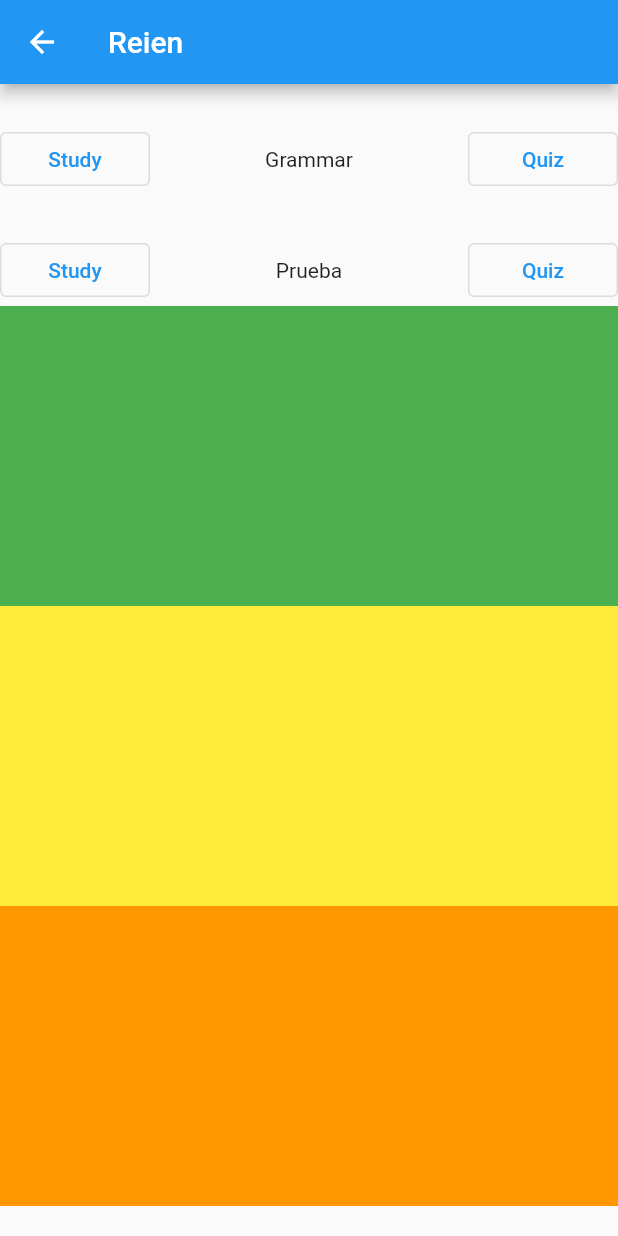
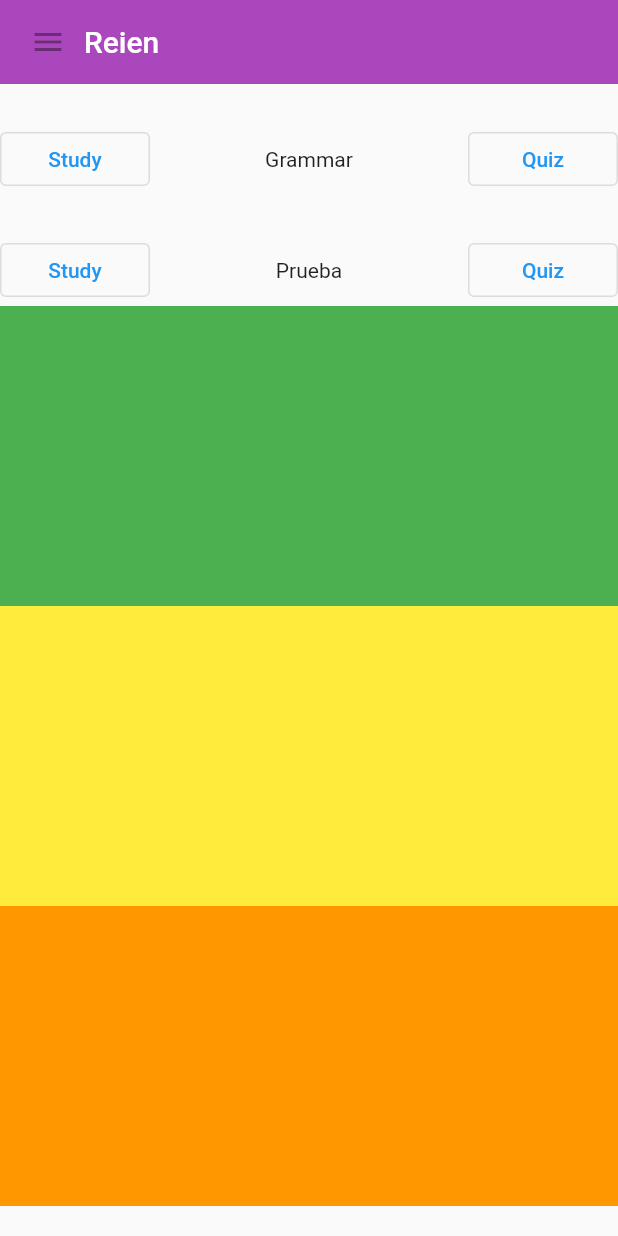
Before and after one commit to Osenian/reien, a Flutter app: the screen it shows after launch, after a tap on "Gramática", on a phone screen of 412 x 824 dp. Run offline on Flutter 3.47's test engine with Material 2 defaults, Android fonts, the phone set to English and light mode, and no system bars; our stand-ins replace share_plus.

Commit message:
Fix appbar style

```diff
--- a/lib/screens/grammar.dart
+++ b/lib/screens/grammar.dart
@@ -104,3 +104,30 @@ class Fila extends StatelessWidget {
     );
   }
 }
+
+class AppBar extends StatelessWidget {
+  const AppBar({required this.title, super.key});
+
+  final Widget title;
+
+  @override
+  Widget build(BuildContext context) {
+    return Container(
+      height: 56,
+      padding: const EdgeInsets.symmetric(horizontal: 8),
+      decoration: BoxDecoration(color: Colors.purple[400]),
+      child: Row(
+        children: [
+          const IconButton(
+            onPressed: null,
+            icon: Icon(Icons.menu),
+            tooltip: "Menú Navegación",
+          ),
+          Expanded(
+            child: title,
+          ),
+        ],
+      ),
+    );
+  }
+}
```
